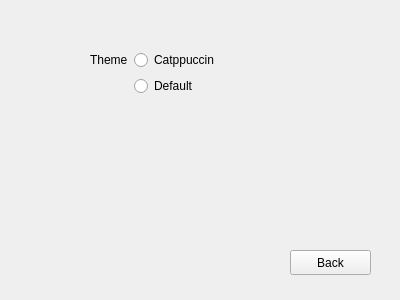
Above: Google-Drive-Client/settings.ui from HishamLB/Encrypted-GDrive-Client before the change. Below: the same form after it.
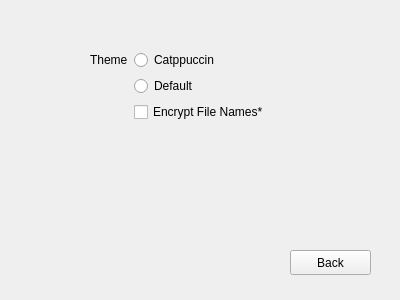
That is the form after the change.

Patch:
```diff
--- a/Google-Drive-Client/settings.ui
+++ b/Google-Drive-Client/settings.ui
@@ -18,8 +18,8 @@
     <rect>
      <x>90</x>
      <y>50</y>
-     <width>160</width>
-     <height>80</height>
+     <width>204</width>
+     <height>106</height>
     </rect>
    </property>
    <layout class="QFormLayout" name="formLayout">
@@ -44,6 +44,13 @@
       </property>
      </widget>
     </item>
+    <item row="2" column="1">
+     <widget class="QCheckBox" name="encryptFileName">
+      <property name="text">
+       <string>Encrypt File Names*</string>
+      </property>
+     </widget>
+    </item>
    </layout>
   </widget>
   <widget class="QPushButton" name="back_button">
```
